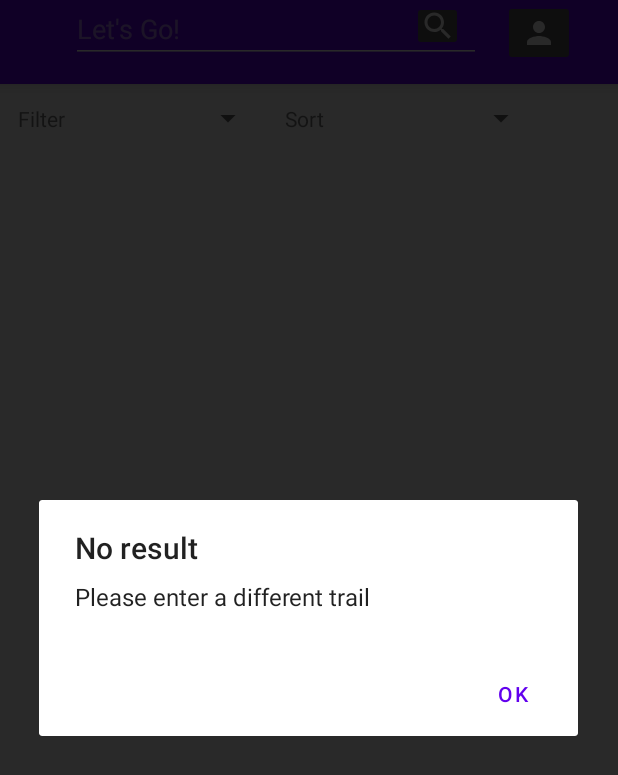
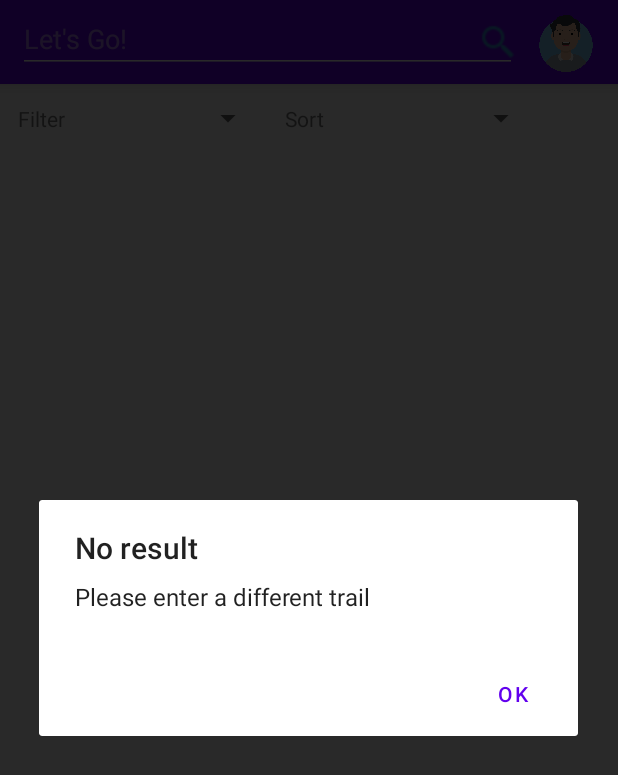
Before and after one commit to yangyulu1114/WhatAHike, an Android app: the screen it shows after launch once a user with an empty profile is signed in (MainActivity), after a tap on "OK", on a phone screen of 412 x 824 dp. Shown: the top 775 px of the screen. Run offline under Robolectric (Android 15) with nearby library versions, the light colour scheme and no system bars; our stand-ins replace Firebase (no records; nobody signed in at launch, a user with empty details on screens opened directly); libraries missing offline, so code that uses them is left out: com.firebase.ui.

Commit message:
modify ui

```diff
--- a/app/src/main/java/com/ebookfrenzy/whatahike/ui/activity/MainActivity.java
+++ b/app/src/main/java/com/ebookfrenzy/whatahike/ui/activity/MainActivity.java
@@ -30,6 +30,7 @@ import android.widget.AdapterView;
 import android.widget.ArrayAdapter;
 import android.widget.EditText;
 import android.widget.ImageButton;
+import android.widget.ImageView;
 import android.widget.ProgressBar;
 import android.widget.Spinner;
 
@@ -56,7 +57,7 @@ public class MainActivity extends BaseActivity implements LocationListener, Adap
     private View mMaskLayer;
     private ProgressBar mProgressBar;
     private Handler mHandler = new Handler();
-    private ImageButton button;
+    private ImageView button;
 
     private static Location location;
     private LocationManager locationManager;
@@ -356,8 +357,8 @@ public class MainActivity extends BaseActivity implements LocationListener, Adap
 
     private void setOnClickListener() {
 
-        ImageButton btn = findViewById(R.id.searchButton);
-        button = (ImageButton) findViewById(R.id.userButton);
+        ImageView btn = findViewById(R.id.searchButton);
+        button = (ImageView) findViewById(R.id.userButton);
 
         button.setOnClickListener(new View.OnClickListener() {
             @Override
--- a/app/src/main/res/layout/mainactivity_actionbar.xml
+++ b/app/src/main/res/layout/mainactivity_actionbar.xml
@@ -1,47 +1,42 @@
 <?xml version="1.0" encoding="utf-8"?>
 <androidx.constraintlayout.widget.ConstraintLayout xmlns:android="http://schemas.android.com/apk/res/android"
     xmlns:app="http://schemas.android.com/apk/res-auto"
-    xmlns:tools="http://schemas.android.com/tools"
     android:layout_width="match_parent"
-    android:layout_height="match_parent"
-    android:orientation="horizontal">
+    android:layout_height="match_parent">
 
     <EditText
         android:id="@+id/Search"
-        android:layout_width="273dp"
+        android:layout_width="match_parent"
         android:layout_height="41dp"
+        android:layout_marginLeft="12dp"
+        android:layout_marginRight="67dp"
         android:ems="10"
         android:hint="Let's Go!"
         android:inputType="textPersonName"
         app:layout_constraintBottom_toBottomOf="parent"
-        app:layout_constraintEnd_toEndOf="parent"
-        app:layout_constraintHorizontal_bias="0.34"
+        app:layout_constraintRight_toLeftOf="parent"
         app:layout_constraintStart_toStartOf="parent"
-        app:layout_constraintTop_toTopOf="parent"
-        app:layout_constraintVertical_bias="0.023" />
+        app:layout_constraintTop_toTopOf="parent" />
 
-    <ImageButton
+    <ImageView
         android:id="@+id/searchButton"
-        android:layout_width="34dp"
-        android:layout_height="33dp"
+        android:layout_width="25dp"
+        android:layout_height="25dp"
         android:onClick="searchTrail"
-        android:src="@drawable/ic_baseline_search_24"
+        android:src="@drawable/search"
+        android:layout_gravity="center_vertical"
+        app:layout_constraintBottom_toBottomOf="parent"
+        app:layout_constraintRight_toRightOf="@id/Search"
+        app:layout_constraintTop_toTopOf="parent" />
+
+    <ImageView
+        android:id="@+id/userButton"
+        android:layout_width="45dp"
+        android:layout_height="45dp"
+        android:layout_marginRight="12dp"
         app:layout_constraintBottom_toBottomOf="parent"
         app:layout_constraintEnd_toEndOf="parent"
-        app:layout_constraintHorizontal_bias="0.726"
-        app:layout_constraintStart_toStartOf="parent"
         app:layout_constraintTop_toTopOf="parent"
-        app:layout_constraintVertical_bias="0.022" />
-
-    <ImageButton
-        android:id="@+id/userButton"
-        android:layout_width="wrap_content"
-        android:layout_height="wrap_content"
-        app:layout_constraintBottom_toBottomOf="parent"
-        app:layout_constraintEnd_toEndOf="parent"
-        app:layout_constraintHorizontal_bias="0.922"
-        app:layout_constraintStart_toStartOf="parent"
-        app:layout_constraintTop_toTopOf="parent"
-        app:layout_constraintVertical_bias="0.023"
-        app:srcCompat="@drawable/ic_baseline_person_24" />
+        app:layout_constraintRight_toRightOf="parent"
+        app:srcCompat="@drawable/head2" />
 </androidx.constraintlayout.widget.ConstraintLayout>
```
Also changed, not shown: app/src/main/res/drawable/head2.png (added), app/src/main/res/drawable/search.png (added).
